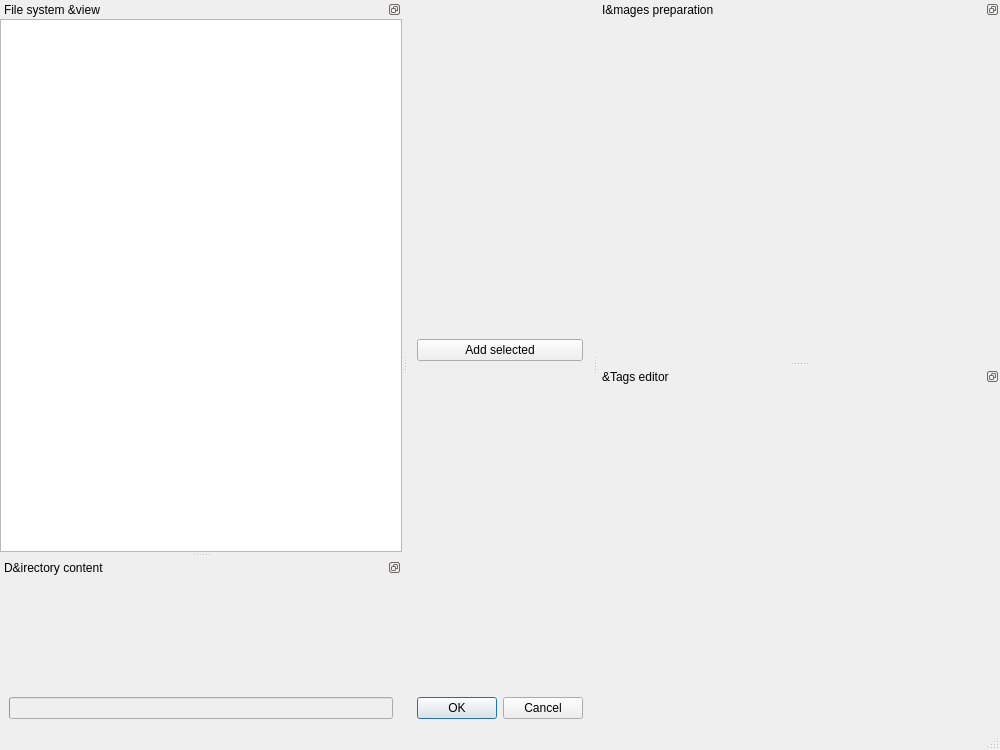
Qt form src/gui/desktop/ui/photos_add_dialog.ui (Kicer86/photobroom) before a commit.
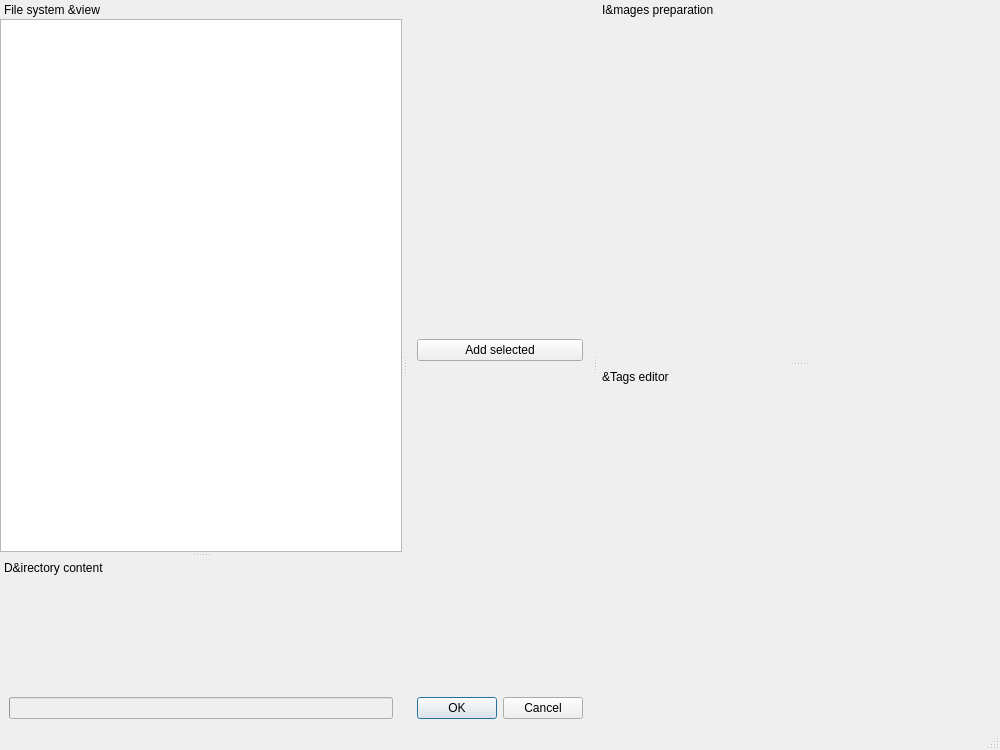
The same form after that commit. Icons and pictures are not drawn. Custom widgets are drawn as their Qt base class.

Commit message: gui: ui: PhotosAddDialog: do not allow floating docks

Patch:
```diff
--- a/src/gui/desktop/ui/photos_add_dialog.ui
+++ b/src/gui/desktop/ui/photos_add_dialog.ui
@@ -73,7 +73,7 @@
   <widget class="QStatusBar" name="statusbar"/>
   <widget class="QDockWidget" name="browseTreeDock">
    <property name="features">
-    <set>QDockWidget::DockWidgetFloatable|QDockWidget::DockWidgetMovable</set>
+    <set>QDockWidget::DockWidgetMovable</set>
    </property>
    <property name="allowedAreas">
     <set>Qt::LeftDockWidgetArea</set>
@@ -90,7 +90,7 @@
   </widget>
   <widget class="QDockWidget" name="browseListDock">
    <property name="features">
-    <set>QDockWidget::DockWidgetFloatable|QDockWidget::DockWidgetMovable</set>
+    <set>QDockWidget::DockWidgetMovable</set>
    </property>
    <property name="allowedAreas">
     <set>Qt::LeftDockWidgetArea</set>
@@ -121,7 +121,7 @@
   </widget>
   <widget class="QDockWidget" name="photosViewDock">
    <property name="features">
-    <set>QDockWidget::DockWidgetFloatable|QDockWidget::DockWidgetMovable</set>
+    <set>QDockWidget::DockWidgetMovable</set>
    </property>
    <property name="allowedAreas">
     <set>Qt::RightDockWidgetArea</set>
@@ -136,7 +136,7 @@
   </widget>
   <widget class="QDockWidget" name="tagsEditorDock">
    <property name="features">
-    <set>QDockWidget::DockWidgetFloatable|QDockWidget::DockWidgetMovable</set>
+    <set>QDockWidget::DockWidgetMovable</set>
    </property>
    <property name="allowedAreas">
     <set>Qt::RightDockWidgetArea</set>
```
